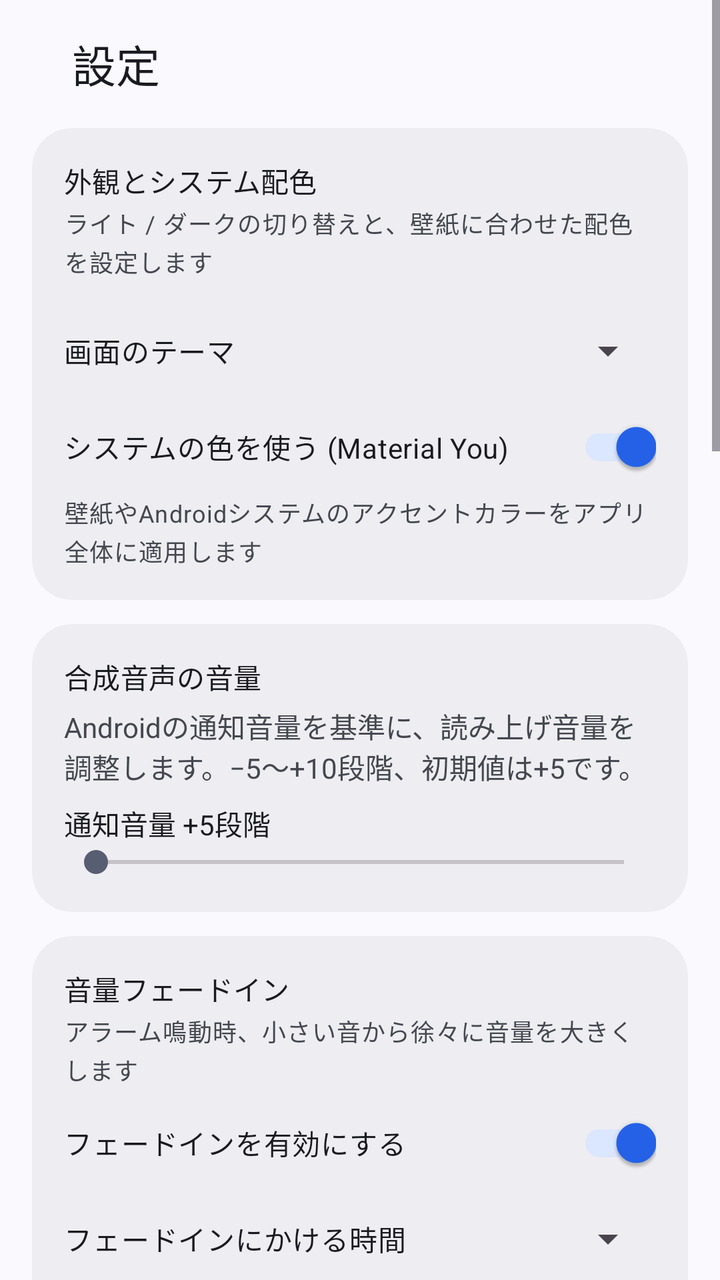
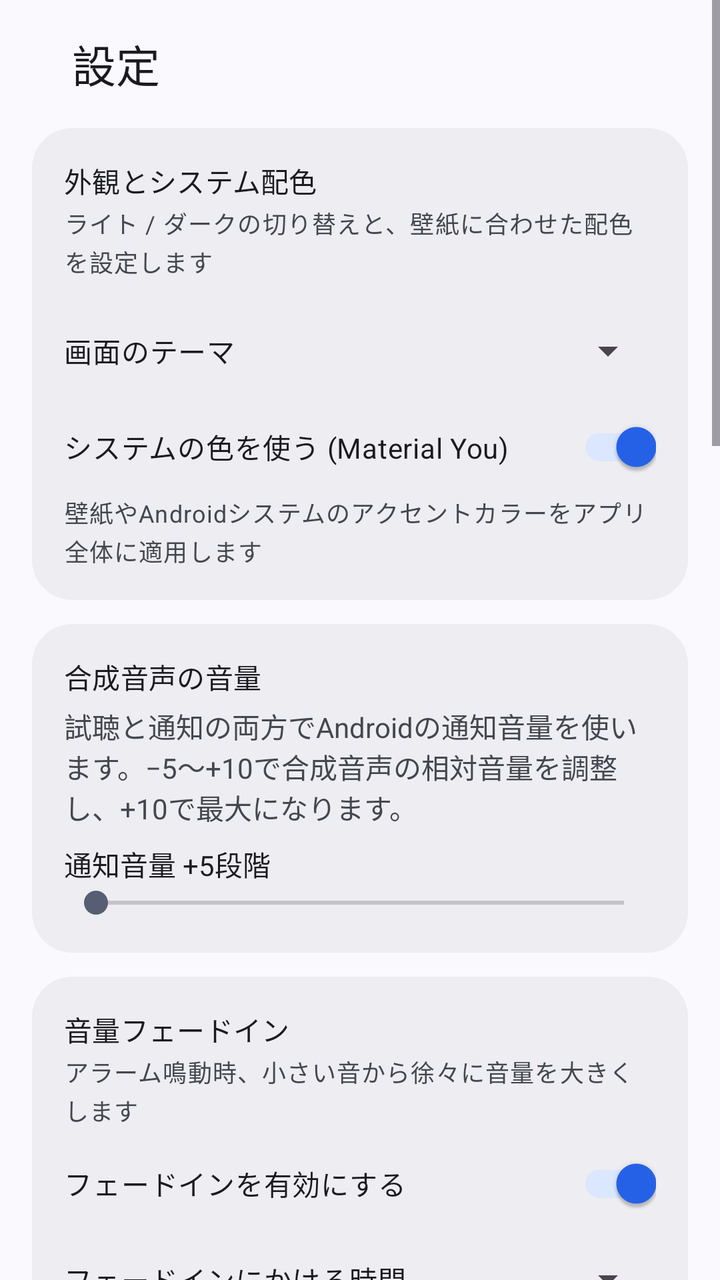

Two renders of the same Android screen: before a commit and after it. Below are the layout's source before the change and the commit's diff.
<!-- AndroidManifest.xml: application theme Theme.AppAlarm -->
<!-- res/layout/activity_settings.xml -->
<?xml version="1.0" encoding="utf-8"?>
<ScrollView xmlns:android="http://schemas.android.com/apk/res/android" xmlns:app="http://schemas.android.com/apk/res-auto"
    android:layout_width="match_parent"
    android:layout_height="match_parent"
    android:background="?attr/colorSurface"
    android:fitsSystemWindows="true">

    <LinearLayout
        android:layout_width="match_parent"
        android:layout_height="wrap_content"
        android:orientation="vertical"
        android:paddingStart="16dp"
        android:paddingEnd="16dp"
        android:paddingBottom="16dp">

    <LinearLayout
        android:layout_width="match_parent"
        android:layout_height="64dp"
        android:gravity="center_vertical"
        android:orientation="horizontal"
        android:paddingStart="20dp"
        android:paddingEnd="12dp">

        <TextView
            android:layout_width="0dp"
            android:layout_height="wrap_content"
            android:layout_weight="1"
            android:text="@string/settings_title"
            android:textAppearance="?attr/textAppearanceTitleLarge"
            android:textColor="?attr/colorOnSurface" />

    </LinearLayout>

        <com.google.android.material.card.MaterialCardView
            style="@style/Widget.Material3.CardView.Filled"
            android:layout_width="match_parent"
            android:layout_height="wrap_content"
            android:layout_marginBottom="12dp"
            app:cardBackgroundColor="?attr/colorSurfaceContainer"
            app:cardCornerRadius="20dp"
            app:cardElevation="0dp">

            <LinearLayout
                android:layout_width="match_parent"
                android:layout_height="wrap_content"
                android:orientation="vertical"
                android:padding="16dp">

                <TextView
                    android:layout_width="wrap_content"
                    android:layout_height="wrap_content"
                    android:text="外観とシステム配色"
                    android:textAppearance="?attr/textAppearanceTitleSmall"
                    android:textColor="?attr/colorOnSurface" />
                <TextView
                    android:layout_width="wrap_content"
                    android:layout_height="wrap_content"
                    android:layout_marginTop="2dp"
                    android:layout_marginBottom="8dp"
                    android:text="ライト / ダークの切り替えと、壁紙に合わせた配色を設定します"
                    android:textAppearance="?attr/textAppearanceBodySmall"
                    android:textColor="?attr/colorOnSurfaceVariant" />
                <LinearLayout
                    android:layout_width="match_parent"
                    android:layout_height="wrap_content"
                    android:layout_marginTop="4dp"
                    android:gravity="center_vertical"
                    android:orientation="horizontal">

                    <TextView
                        android:layout_width="0dp"
                        android:layout_height="wrap_content"
                        android:layout_weight="1"
                        android:text="画面のテーマ"
                        android:textAppearance="?attr/textAppearanceBodyMedium"
                        android:textColor="?attr/colorOnSurface" />

                    <Spinner
                        android:id="@+id/spinner_theme_mode"
                        android:layout_width="wrap_content"
                        android:layout_height="48dp" />
                </LinearLayout>
                <androidx.appcompat.widget.SwitchCompat
                    android:id="@+id/switch_dynamic_color"
                    android:layout_width="match_parent"
                    android:layout_height="wrap_content"
                    android:minHeight="48dp"
                    android:text="システムの色を使う (Material You)"
                    android:textColor="?attr/colorOnSurface"
                    android:checked="true" />
                <TextView
                    android:id="@+id/tv_dynamic_color_desc"
                    android:layout_width="wrap_content"
                    android:layout_height="wrap_content"
                    android:text="壁紙やAndroidシステムのアクセントカラーをアプリ全体に適用します"
                    android:textAppearance="?attr/textAppearanceBodySmall"
                    android:textColor="?attr/colorOnSurfaceVariant" />
            </LinearLayout>
        </com.google.android.material.card.MaterialCardView>

        <com.google.android.material.card.MaterialCardView
            style="@style/Widget.Material3.CardView.Filled"
            android:layout_width="match_parent"
            android:layout_height="wrap_content"
            android:layout_marginBottom="12dp"
            app:cardBackgroundColor="?attr/colorSurfaceContainer"
            app:cardCornerRadius="20dp"
            app:cardElevation="0dp">
            <LinearLayout android:layout_width="match_parent" android:layout_height="wrap_content" android:orientation="vertical" android:padding="16dp">
                <TextView android:layout_width="match_parent" android:layout_height="wrap_content" android:text="合成音声の音量" android:textAppearance="?attr/textAppearanceTitleSmall" android:textColor="?attr/colorOnSurface" />
                <TextView android:layout_width="match_parent" android:layout_height="wrap_content" android:layout_marginTop="4dp" android:text="Androidの通知音量を基準に、読み上げ音量を調整します。−5〜+10段階、初期値は+5です。" android:textColor="?attr/colorOnSurfaceVariant" />
                <TextView android:id="@+id/tv_tts_volume_offset" android:layout_width="match_parent" android:layout_height="wrap_content" android:layout_marginTop="8dp" android:text="通知音量 +5段階" android:textColor="?attr/colorOnSurface" />
                <SeekBar android:id="@+id/seek_tts_volume_offset" android:layout_width="match_parent" android:layout_height="wrap_content" android:max="15" />
            </LinearLayout>
        </com.google.android.material.card.MaterialCardView>

        <com.google.android.material.card.MaterialCardView
            style="@style/Widget.Material3.CardView.Filled"
            android:layout_width="match_parent"
            android:layout_height="wrap_content"
            android:layout_marginBottom="12dp"
            app:cardBackgroundColor="?attr/colorSurfaceContainer"
            app:cardCornerRadius="20dp"
            app:cardElevation="0dp">

            <LinearLayout
                android:layout_width="match_parent"
                android:layout_height="wrap_content"
                android:orientation="vertical"
                android:padding="16dp">

                <TextView
                    android:layout_width="wrap_content"
                    android:layout_height="wrap_content"
                    android:text="音量フェードイン"
                    android:textAppearance="?attr/textAppearanceTitleSmall"
                    android:textColor="?attr/colorOnSurface" />
                <TextView
                    android:layout_width="wrap_content"
                    android:layout_height="wrap_content"
                    android:layout_marginTop="2dp"
                    android:layout_marginBottom="4dp"
                    android:text="アラーム鳴動時、小さい音から徐々に音量を大きくします"
                    android:textAppearance="?attr/textAppearanceBodySmall"
                    android:textColor="?attr/colorOnSurfaceVariant" />
                <androidx.appcompat.widget.SwitchCompat
                    android:id="@+id/switch_fade_enabled"
                    android:layout_width="match_parent"
                    android:layout_height="wrap_content"
                    android:minHeight="48dp"
                    android:text="フェードインを有効にする"
                    android:textColor="?attr/colorOnSurface"
                    android:checked="true" />
                <LinearLayout
                    android:id="@+id/layout_fade_duration"
                    android:layout_width="match_parent"
                    android:layout_height="wrap_content"
                    android:gravity="center_vertical"
                    android:orientation="horizontal">

                    <TextView
                        android:layout_width="0dp"
                        android:layout_height="wrap_content"
                        android:layout_weight="1"
                        android:text="フェードインにかける時間"
                        android:textAppearance="?attr/textAppearanceBodyMedium"
                        android:textColor="?attr/colorOnSurface" />

                    <Spinner
                        android:id="@+id/spinner_fade_seconds"
                        android:layout_width="wrap_content"
                        android:layout_height="48dp" />
                </LinearLayout>
            </LinearLayout>
        </com.google.android.material.card.MaterialCardView>

        <com.google.android.material.card.MaterialCardView
            style="@style/Widget.Material3.CardView.Filled"
            android:layout_width="match_parent"
            android:layout_height="wrap_content"
            android:layout_marginTop="12dp"
            app:cardBackgroundColor="?attr/colorSurfaceContainer"
            app:cardCornerRadius="20dp"
            app:cardElevation="0dp">
            <LinearLayout android:layout_width="match_parent" android:layout_height="wrap_content" android:orientation="vertical" android:padding="16dp">
                <TextView android:layout_width="wrap_content" android:layout_height="wrap_content" android:text="権限と動作状況" android:textAppearance="?attr/textAppearanceTitleSmall" android:textColor="?attr/colorOnSurface" />
                <TextView android:id="@+id/tv_permission_status" android:layout_width="match_parent" android:layout_height="wrap_content" android:layout_marginTop="6dp" android:textColor="?attr/colorOnSurfaceVariant" />
                <TextView android:layout_width="match_parent" android:layout_height="wrap_content" android:layout_marginTop="8dp" android:text="未許可の項目を押してAndroidの画面で許可してください。ロック中に鳴らすには正確なアラーム・通知・全画面表示を許可します。「他のアプリの上に表示」はアラームには不要です。" android:textColor="?attr/colorOnSurfaceVariant" />
                <Button android:id="@+id/btn_perm_exact" style="@style/Widget.Material3.Button.OutlinedButton" android:layout_width="match_parent" android:layout_height="wrap_content" android:layout_marginTop="8dp" android:text="正確なアラームを許可" />
                <Button android:id="@+id/btn_perm_notification" style="@style/Widget.Material3.Button.OutlinedButton" android:layout_width="match_parent" android:layout_height="wrap_content" android:text="通知を許可" />
                <Button android:id="@+id/btn_perm_fullscreen" style="@style/Widget.Material3.Button.OutlinedButton" android:layout_width="match_parent" android:layout_height="wrap_content" android:text="ロック画面に表示（全画面通知）を許可" />
                <Button android:id="@+id/btn_perm_alarm_channel" style="@style/Widget.Material3.Button.OutlinedButton" android:layout_width="match_parent" android:layout_height="wrap_content" android:text="アラーム通知の重要度・ロック画面表示を設定" />
                <Button android:id="@+id/btn_perm_calendar" style="@style/Widget.Material3.Button.OutlinedButton" android:layout_width="match_parent" android:layout_height="wrap_content" android:text="カレンダーを許可" />
                <Button android:id="@+id/btn_perm_battery" style="@style/Widget.Material3.Button.OutlinedButton" android:layout_width="match_parent" android:layout_height="wrap_content" android:text="電池の最適化を設定" />
                <Button android:id="@+id/btn_permission_check" style="@style/Widget.Material3.Button.OutlinedButton" android:layout_width="match_parent" android:layout_height="wrap_content" android:layout_marginTop="8dp" android:text="権限・省電力設定を確認" />
            </LinearLayout>
        </com.google.android.material.card.MaterialCardView>

        <com.google.android.material.card.MaterialCardView
            style="@style/Widget.Material3.CardView.Filled"
            android:layout_width="match_parent"
            android:layout_height="wrap_content"
            android:layout_marginBottom="12dp"
            app:cardBackgroundColor="?attr/colorSurfaceContainer"
            app:cardCornerRadius="20dp"
            app:cardElevation="0dp">

            <LinearLayout
                android:layout_width="match_parent"
                android:layout_height="wrap_content"
                android:orientation="vertical"
                android:padding="16dp">

                <TextView
                    android:layout_width="wrap_content"
                    android:layout_height="wrap_content"
                    android:text="履歴と統計"
                    android:textAppearance="?attr/textAppearanceTitleSmall"
                    android:textColor="?attr/colorOnSurface" />
                <TextView
                    android:layout_width="wrap_content"
                    android:layout_height="wrap_content"
                    android:layout_marginTop="2dp"
                    android:layout_marginBottom="4dp"
                    android:text="「停止」「スヌーズ」の履歴を記録し、二度寝傾向を分析します"
                    android:textAppearance="?attr/textAppearanceBodySmall"
                    android:textColor="?attr/colorOnSurfaceVariant" />
                <androidx.appcompat.widget.SwitchCompat
                    android:id="@+id/switch_history_enabled"
                    android:layout_width="match_parent"
                    android:layout_height="wrap_content"
                    android:minHeight="48dp"
                    android:text="履歴を保存する"
                    android:textColor="?attr/colorOnSurface"
                    android:checked="true" />
                <Button
                    android:id="@+id/btn_open_history"
                    style="@style/Widget.Material3.Button.OutlinedButton"
                    android:layout_width="match_parent"
                    android:layout_height="wrap_content"
                    android:layout_marginTop="8dp"
                    android:text="履歴・統計を確認する"
                    android:textColor="?attr/colorPrimary" />
            </LinearLayout>
        </com.google.android.material.card.MaterialCardView>

        <com.google.android.material.card.MaterialCardView
            style="@style/Widget.Material3.CardView.Filled"
            android:layout_width="match_parent"
            android:layout_height="wrap_content"
            android:layout_marginBottom="12dp"
            app:cardBackgroundColor="?attr/colorSurfaceContainer"
            app:cardCornerRadius="20dp"
            app:cardElevation="0dp">

            <LinearLayout
                android:layout_width="match_parent"
                android:layout_height="wrap_content"
                android:orientation="vertical"
                android:padding="16dp">

                <TextView
                    android:layout_width="wrap_content"
                    android:layout_height="wrap_content"
                    android:text="再通知 (スヌーズ)"
                    android:textAppearance="?attr/textAppearanceTitleSmall"
                    android:textColor="?attr/colorOnSurface" />
                <LinearLayout
                    android:layout_width="match_parent"
                    android:layout_height="wrap_content"
                    android:layout_marginTop="4dp"
                    android:gravity="center_vertical"
                    android:orientation="horizontal">

                    <TextView
                        android:layout_width="0dp"
                        android:layout_height="wrap_content"
                        android:layout_weight="1"
                        android:text="再通知までの時間"
                        android:textAppearance="?attr/textAppearanceBodyMedium"
                        android:textColor="?attr/colorOnSurface" />

                    <Spinner
                        android:id="@+id/spinner_snooze_minutes"
                        android:layout_width="wrap_content"
                        android:layout_height="48dp" />
                </LinearLayout>
                <LinearLayout
                    android:layout_width="match_parent"
                    android:layout_height="wrap_content"
                    android:layout_marginTop="4dp"
                    android:gravity="center_vertical"
                    android:orientation="horizontal">

                    <TextView
                        android:layout_width="0dp"
                        android:layout_height="wrap_content"
                        android:layout_weight="1"
                        android:text="再通知の上限回数"
                        android:textAppearance="?attr/textAppearanceBodyMedium"
                        android:textColor="?attr/colorOnSurface" />

                    <Spinner
                        android:id="@+id/spinner_max_snooze"
                        android:layout_width="wrap_content"
                        android:layout_height="48dp" />
                </LinearLayout>
            </LinearLayout>
        </com.google.android.material.card.MaterialCardView>

        <com.google.android.material.card.MaterialCardView
            style="@style/Widget.Material3.CardView.Filled"
            android:layout_width="match_parent"
            android:layout_height="wrap_content"
            android:layout_marginBottom="0dp"
            app:cardBackgroundColor="?attr/colorSurfaceContainer"
            app:cardCornerRadius="20dp"
            app:cardElevation="0dp">

            <LinearLayout
                android:layout_width="match_parent"
                android:layout_height="wrap_content"
                android:orientation="vertical"
                android:padding="16dp">

                <TextView
                    android:layout_width="wrap_content"
                    android:layout_height="wrap_content"
                    android:text="バックアップと復元"
                    android:textAppearance="?attr/textAppearanceTitleSmall"
                    android:textColor="?attr/colorOnSurface" />
                <TextView
                    android:layout_width="wrap_content"
                    android:layout_height="wrap_content"
                    android:layout_marginTop="2dp"
                    android:layout_marginBottom="4dp"
                    android:text="Androidの保存先からGoogle Drive等を選び、設定を保存・復元できます"
                    android:textAppearance="?attr/textAppearanceBodySmall"
                    android:textColor="?attr/colorOnSurfaceVariant" />
                <LinearLayout
                    android:layout_width="match_parent"
                    android:layout_height="wrap_content"
                    android:orientation="horizontal">

                <Button
                    android:id="@+id/btn_export_backup"
                    style="@style/Widget.Material3.Button.OutlinedButton"
                    android:layout_width="0dp"
                    android:layout_weight="1"
                    android:layout_height="wrap_content"
                    android:layout_marginEnd="6dp"
                    android:text="書き出し"
                    android:textColor="?attr/colorPrimary" />
                <Button
                    android:id="@+id/btn_import_backup"
                    style="@style/Widget.Material3.Button.OutlinedButton"
                    android:layout_width="0dp"
                    android:layout_weight="1"
                    android:layout_height="wrap_content"
                    android:layout_marginStart="6dp"
                    android:text="復元"
                    android:textColor="?attr/colorPrimary" />
                </LinearLayout>
                <TextView
                    android:id="@+id/tv_backup_last"
                    android:layout_width="match_parent"
                    android:layout_height="wrap_content"
                    android:layout_marginTop="8dp"
                    android:text="前回のバックアップ: まだありません"
                    android:textAppearance="?attr/textAppearanceBodyMedium"
                    android:textColor="?attr/colorOnSurface" />
            </LinearLayout>
        </com.google.android.material.card.MaterialCardView>

    </LinearLayout>
</ScrollView>
<!-- resources referenced by this layout -->
<resources>
  <string name="settings_title">設定</string>
  <style name="Theme.AppAlarm" parent="Theme.Material3.DayNight.NoActionBar">
          <item name="colorPrimary">#2563EB</item>
          <item name="colorOnPrimary">#FFFFFF</item>
          <item name="colorPrimaryContainer">#DBE6FF</item>
          <item name="colorOnPrimaryContainer">#001A41</item>
          <item name="colorSecondary">#575E71</item>
          <item name="colorOnSecondary">#FFFFFF</item>
          <item name="colorSecondaryContainer">#DBE2F9</item>
          <item name="colorOnSecondaryContainer">#141B2C</item>
          <item name="android:colorBackground">#FAF9FD</item>
          <item name="colorSurface">#FAF9FD</item>
          <item name="colorOnSurface">#1A1B20</item>
          <item name="colorSurfaceVariant">#E1E2EC</item>
          <item name="colorOnSurfaceVariant">#44474F</item>
          <item name="colorSurfaceContainerLowest">#FFFFFF</item>
          <item name="colorSurfaceContainerLow">#F4F3F7</item>
          <item name="colorSurfaceContainer">#EEEDF1</item>
          <item name="colorSurfaceContainerHigh">#E8E7EB</item>
          <item name="colorSurfaceContainerHighest">#E3E2E6</item>
          <item name="colorOutline">#74777F</item>
          <item name="colorOutlineVariant">#C4C6D0</item>
          <item name="colorError">#BA1A1A</item>
          <item name="colorOnError">#FFFFFF</item>
          <item name="android:statusBarColor">?attr/colorSurface</item>
          <item name="android:navigationBarColor">?attr/colorSurface</item>
          <item name="android:windowLightStatusBar">true</item>
          <item name="android:windowLightNavigationBar">true</item>
      </style>
</resources>

<!-- the commit's change to res/layout/activity_settings.xml (unified diff, before → after) -->
@@ -108,7 +108,7 @@
             app:cardElevation="0dp">
             <LinearLayout android:layout_width="match_parent" android:layout_height="wrap_content" android:orientation="vertical" android:padding="16dp">
                 <TextView android:layout_width="match_parent" android:layout_height="wrap_content" android:text="合成音声の音量" android:textAppearance="?attr/textAppearanceTitleSmall" android:textColor="?attr/colorOnSurface" />
-                <TextView android:layout_width="match_parent" android:layout_height="wrap_content" android:layout_marginTop="4dp" android:text="Androidの通知音量を基準に、読み上げ音量を調整します。−5〜+10段階、初期値は+5です。" android:textColor="?attr/colorOnSurfaceVariant" />
+                <TextView android:layout_width="match_parent" android:layout_height="wrap_content" android:layout_marginTop="4dp" android:text="試聴と通知の両方でAndroidの通知音量を使います。−5〜+10で合成音声の相対音量を調整し、+10で最大になります。" android:textColor="?attr/colorOnSurfaceVariant" />
                 <TextView android:id="@+id/tv_tts_volume_offset" android:layout_width="match_parent" android:layout_height="wrap_content" android:layout_marginTop="8dp" android:text="通知音量 +5段階" android:textColor="?attr/colorOnSurface" />
                 <SeekBar android:id="@+id/seek_tts_volume_offset" android:layout_width="match_parent" android:layout_height="wrap_content" android:max="15" />
             </LinearLayout>
